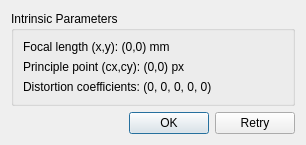
Old version of the form src/calibrateconfirmdialog.ui in the repository i3drobotics/stereo-vision-toolkit.
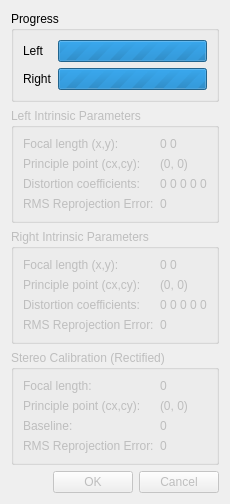
New version of the form.

Commit message: Added extra DLLs, some bugfixes for camera calibration and Deimos interaction. Some styling changes.

Diff of the .ui file:
```diff
--- a/src/calibrateconfirmdialog.ui
+++ b/src/calibrateconfirmdialog.ui
@@ -6,8 +6,8 @@
    <rect>
     <x>0</x>
     <y>0</y>
-    <width>306</width>
-    <height>131</height>
+    <width>202</width>
+    <height>457</height>
    </rect>
   </property>
   <property name="windowTitle">
@@ -17,27 +17,254 @@
    <item>
     <widget class="QGroupBox" name="groupBox_2">
      <property name="title">
-      <string>Intrinsic Parameters</string>
+      <string>Progress</string>
      </property>
      <layout class="QVBoxLayout" name="verticalLayout_2">
       <item>
+       <layout class="QFormLayout" name="formLayout">
+        <item row="0" column="0">
+         <widget class="QLabel" name="label_4">
+          <property name="text">
+           <string>Left</string>
+          </property>
+         </widget>
+        </item>
+        <item row="0" column="1">
+         <widget class="QProgressBar" name="left_progress">
+          <property name="maximum">
+           <number>0</number>
+          </property>
+          <property name="value">
+           <number>0</number>
+          </property>
+          <property name="format">
+           <string>%v/%m</string>
+          </property>
+         </widget>
+        </item>
+        <item row="1" column="0">
+         <widget class="QLabel" name="label_5">
+          <property name="text">
+           <string>Right</string>
+          </property>
+         </widget>
+        </item>
+        <item row="1" column="1">
+         <widget class="QProgressBar" name="right_progress">
+          <property name="maximum">
+           <number>0</number>
+          </property>
+          <property name="value">
+           <number>0</number>
+          </property>
+          <property name="format">
+           <string>%v/%m</string>
+          </property>
+         </widget>
+        </item>
+       </layout>
+      </item>
+     </layout>
+    </widget>
+   </item>
+   <item>
+    <widget class="QGroupBox" name="left_intrinsic">
+     <property name="enabled">
+      <bool>false</bool>
+     </property>
+     <property name="title">
+      <string>Left Intrinsic Parameters</string>
+     </property>
+     <layout class="QFormLayout" name="formLayout_2">
+      <item row="0" column="0">
+       <widget class="QLabel" name="label_7">
+        <property name="text">
+         <string>Focal length (x,y):</string>
+        </property>
+       </widget>
+      </item>
+      <item row="1" column="0">
+       <widget class="QLabel" name="label_8">
+        <property name="text">
+         <string>Principle point (cx,cy):</string>
+        </property>
+       </widget>
+      </item>
+      <item row="2" column="0">
+       <widget class="QLabel" name="label_9">
+        <property name="text">
+         <string>Distortion coefficients:</string>
+        </property>
+       </widget>
+      </item>
+      <item row="0" column="1">
+       <widget class="QLabel" name="left_focal">
+        <property name="text">
+         <string>0 0</string>
+        </property>
+       </widget>
+      </item>
+      <item row="1" column="1">
+       <widget class="QLabel" name="left_principle">
+        <property name="text">
+         <string>(0, 0)</string>
+        </property>
+       </widget>
+      </item>
+      <item row="2" column="1">
+       <widget class="QLabel" name="left_distortion">
+        <property name="text">
+         <string>0 0 0 0 0</string>
+        </property>
+       </widget>
+      </item>
+      <item row="3" column="0">
+       <widget class="QLabel" name="label_22">
+        <property name="text">
+         <string>RMS Reprojection Error:</string>
+        </property>
+       </widget>
+      </item>
+      <item row="3" column="1">
+       <widget class="QLabel" name="left_rms">
+        <property name="text">
+         <string>0</string>
+        </property>
+       </widget>
+      </item>
+     </layout>
+    </widget>
+   </item>
+   <item>
+    <widget class="QGroupBox" name="right_intrinsic">
+     <property name="enabled">
+      <bool>false</bool>
+     </property>
+     <property name="title">
+      <string>Right Intrinsic Parameters</string>
+     </property>
+     <layout class="QFormLayout" name="formLayout_3">
+      <item row="0" column="0">
        <widget class="QLabel" name="label_2">
         <property name="text">
-         <string>Focal length (x,y): (0,0) mm</string>
+         <string>Focal length (x,y):</string>
         </property>
        </widget>
       </item>
-      <item>
+      <item row="1" column="0">
        <widget class="QLabel" name="label_3">
         <property name="text">
-         <string>Principle point (cx,cy): (0,0) px</string>
+         <string>Principle point (cx,cy):</string>
         </property>
        </widget>
       </item>
-      <item>
+      <item row="2" column="0">
        <widget class="QLabel" name="label">
         <property name="text">
-         <string>Distortion coefficients: (0, 0, 0, 0, 0)</string>
+         <string>Distortion coefficients:</string>
+        </property>
+       </widget>
+      </item>
+      <item row="0" column="1">
+       <widget class="QLabel" name="right_focal">
+        <property name="text">
+         <string>0 0</string>
+        </property>
+       </widget>
+      </item>
+      <item row="1" column="1">
+       <widget class="QLabel" name="right_principle">
+        <property name="text">
+         <string>(0, 0)</string>
+        </property>
+       </widget>
+      </item>
+      <item row="2" column="1">
+       <widget class="QLabel" name="right_distortion">
+        <property name="text">
+         <string>0 0 0 0 0</string>
+        </property>
+       </widget>
+      </item>
+      <item row="3" column="0">
+       <widget class="QLabel" name="label_24">
+        <property name="text">
+         <string>RMS Reprojection Error:</string>
+        </property>
+       </widget>
+      </item>
+      <item row="3" column="1">
+       <widget class="QLabel" name="right_rms">
+        <property name="text">
+         <string>0</string>
+        </property>
+       </widget>
+      </item>
+     </layout>
+    </widget>
+   </item>
+   <item>
+    <widget class="QGroupBox" name="stereo_parameters">
+     <property name="enabled">
+      <bool>false</bool>
+     </property>
+     <property name="title">
+      <string>Stereo Calibration (Rectified)</string>
+     </property>
+     <layout class="QFormLayout" name="formLayout_4">
+      <item row="0" column="0">
+       <widget class="QLabel" name="label_10">
+        <property name="text">
+         <string>Focal length:</string>
+        </property>
+       </widget>
+      </item>
+      <item row="0" column="1">
+       <widget class="QLabel" name="stereo_focal">
+        <property name="text">
+         <string>0</string>
+        </property>
+       </widget>
+      </item>
+      <item row="1" column="0">
+       <widget class="QLabel" name="label_11">
+        <property name="text">
+         <string>Principle point (cx,cy):</string>
+        </property>
+       </widget>
+      </item>
+      <item row="1" column="1">
+       <widget class="QLabel" name="stereo_principle">
+        <property name="text">
+         <string>(0, 0)</string>
+        </property>
+       </widget>
+      </item>
+      <item row="2" column="0">
+       <widget class="QLabel" name="label_12">
+        <property name="text">
+         <string>Baseline:</string>
+        </property>
+       </widget>
+      </item>
+      <item row="2" column="1">
+       <widget class="QLabel" name="stereo_baseline">
+        <property name="text">
+         <string>0</string>
+        </property>
+       </widget>
+      </item>
+      <item row="3" column="0">
+       <widget class="QLabel" name="label_26">
+        <property name="text">
+         <string>RMS Reprojection Error:</string>
+        </property>
+       </widget>
+      </item>
+      <item row="3" column="1">
+       <widget class="QLabel" name="stereo_rms">
+        <property name="text">
+         <string>0</string>
         </property>
        </widget>
       </item>
@@ -46,11 +273,14 @@
    </item>
    <item>
     <widget class="QDialogButtonBox" name="buttonBox">
+     <property name="enabled">
+      <bool>false</bool>
+     </property>
      <property name="orientation">
       <enum>Qt::Horizontal</enum>
      </property>
      <property name="standardButtons">
-      <set>QDialogButtonBox::Ok|QDialogButtonBox::Retry</set>
+      <set>QDialogButtonBox::Cancel|QDialogButtonBox::Ok</set>
      </property>
     </widget>
    </item>
```
Left out of the diff: 4 changed lines with no effect on the pictures. The commit also changes 21 other files.
